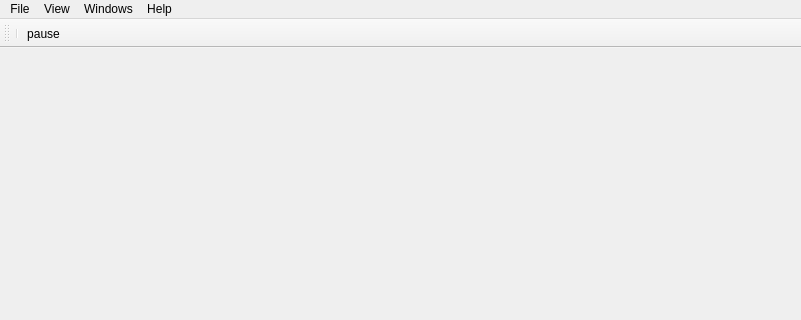
caleb-vincent/planetsim, file FrontEnd/MainWindow.ui: the form before one commit; both pictures show x 0 to 801 and y 0 to 320 of the 801 by 625 pixel window.
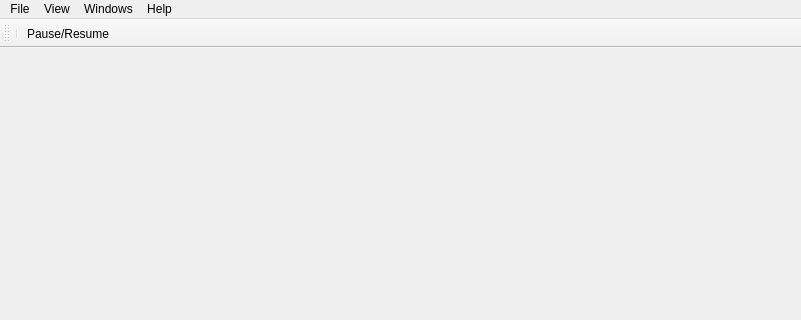
The form after the commit. Icons and pictures are not drawn.

```diff
--- a/FrontEnd/MainWindow.ui
+++ b/FrontEnd/MainWindow.ui
@@ -139,7 +139,7 @@
     </iconset>
    </property>
    <property name="text">
-    <string>pause</string>
+    <string>Pause/Resume</string>
    </property>
    <property name="toolTip">
     <string>Pause</string>
```
Left out of the diff: 16 changed lines with no effect on the pictures.
